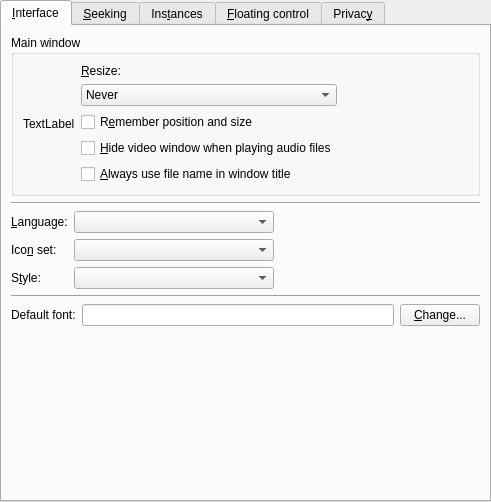
This is src/gui/pref/interface.ui in wilbert2000/wzplayer as Qt 5 draws it before an edit. The edited form follows.
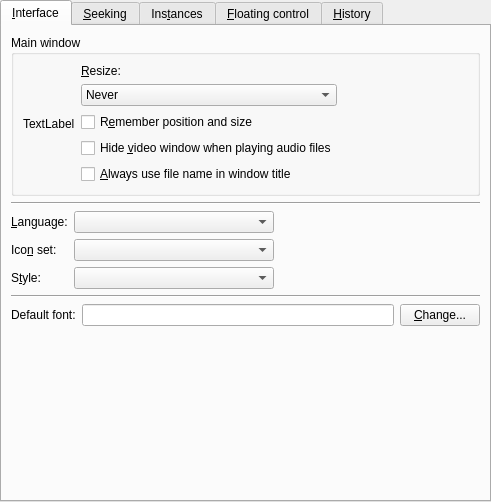
This is the edited form. Custom widgets are drawn as their Qt base class.

Commit message: Renamed privacy tab to history

```diff
--- a/src/gui/pref/interface.ui
+++ b/src/gui/pref/interface.ui
@@ -99,7 +99,7 @@
             <item>
              <widget class="QCheckBox" name="hide_video_window_on_audio_check">
               <property name="text">
-               <string>&amp;Hide video window when playing audio files</string>
+               <string>Hide &amp;video window when playing audio files</string>
               </property>
              </widget>
             </item>
@@ -624,7 +624,7 @@
      </widget>
      <widget class="QWidget" name="tab_5">
       <attribute name="title">
-       <string>Privac&amp;y</string>
+       <string>&amp;History</string>
       </attribute>
       <layout class="QVBoxLayout" name="verticalLayout_2">
        <item>
```
The commit also changes 2 other files.
